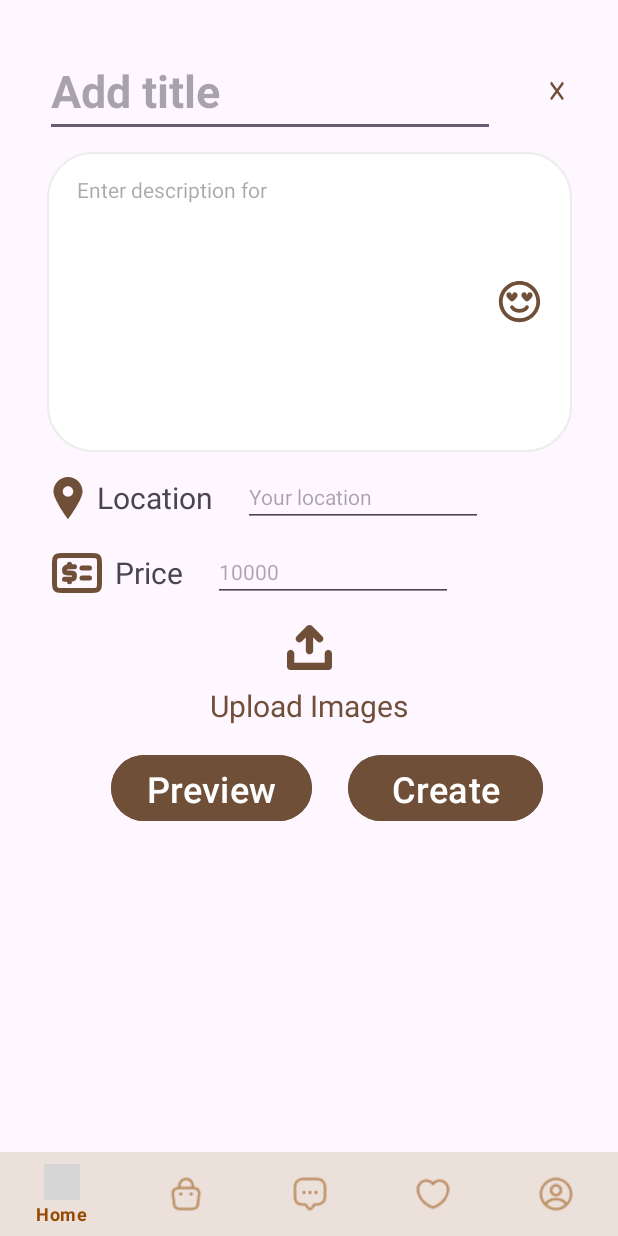
After one commit to tranthanhthuy0905/Be.Loved, an Android app: the CreateItem screen opened directly, with no data from a screen before it, on a phone screen of 412 x 824 dp. The commit adds this screen. Run offline under Robolectric (Android 15) with nearby library versions, the phone set to English and light mode, and no system bars; grey boxes are pictures that could not be loaded.

Commit message:
Create new Product (up to Upload image)

```diff
--- a/app/src/main/AndroidManifest.xml
+++ b/app/src/main/AndroidManifest.xml
@@ -24,6 +24,9 @@
             android:name=".getStarted.SignIn"
             android:exported="false" />
         <activity
+            android:name=".product.CreateItem"
+            android:exported="false" />
+        <activity
             android:name=".MainActivity"
             android:exported="true">
             <intent-filter>
--- a/app/src/main/java/com/example/beloved/MainActivity.java
+++ b/app/src/main/java/com/example/beloved/MainActivity.java
@@ -15,6 +15,7 @@ import android.widget.TextView;
 
 import com.example.beloved.getStarted.SignIn;
 import com.example.beloved.getStarted.SignUp;
+import com.example.beloved.product.CreateItem;
 import com.google.android.material.snackbar.Snackbar;
 
 public class MainActivity extends AppCompatActivity {
--- /dev/null
+++ b/app/src/main/java/com/example/beloved/product/CreateItem.java
@@ -0,0 +1,72 @@
+package com.example.beloved.product;
+
+import android.app.Activity;
+import android.content.Context;
+import android.content.Intent;
+import android.net.Uri;
+import android.os.Bundle;
+import android.provider.MediaStore;
+import android.util.Log;
+import android.view.KeyEvent;
+import android.view.View;
+import android.view.inputmethod.EditorInfo;
+import android.view.inputmethod.InputMethodManager;
+import android.widget.EditText;
+import android.widget.ImageView;
+import android.widget.TextView;
+
+import androidx.annotation.Nullable;
+import androidx.appcompat.app.AppCompatActivity;
+
+import com.example.beloved.R;
+import com.example.beloved.getStarted.SignIn;
+import com.example.beloved.getStarted.SignUp;
+
+public class CreateItem extends AppCompatActivity {
+    private static final int PICK_IMAGE_REQUEST = 1;
+
+    private ImageView uploadImage;
+    private ImageView productImg;
+
+    private EditText priceInput;
+    @Override
+    protected void onCreate(Bundle savedInstanceState) {
+        super.onCreate(savedInstanceState);
+        setContentView(R.layout.create_item);
+
+        priceInput = (EditText) findViewById(R.id.priceInput);
+        priceInput.setOnKeyListener(new View.OnKeyListener() {
+            @Override
+            public boolean onKey(View v, int keyCode, KeyEvent event) {
+                if ((event.getAction() == KeyEvent.ACTION_DOWN) && (keyCode == KeyEvent.KEYCODE_ENTER)) {
+                    // Hide the keyboard
+                    InputMethodManager imm = (InputMethodManager) getSystemService(Context.INPUT_METHOD_SERVICE);
+                    imm.hideSoftInputFromWindow(v.getWindowToken(), 0);
+                    return true; // consume the event
+                }
+                return false; // allow other listeners to handle the event
+            }
+        });
+
+        uploadImage = (ImageView) findViewById(R.id.uploadImgIcon);
+        uploadImage.setOnClickListener(new View.OnClickListener() {
+            @Override
+            public void onClick(View v) {
+                Intent intent = new Intent(Intent.ACTION_PICK, MediaStore.Images.Media.EXTERNAL_CONTENT_URI);
+                intent.setType("image/*");
+                startActivityForResult(intent, PICK_IMAGE_REQUEST);
+            }
+        });
+    }
+    @Override
+    protected void onActivityResult(int requestCode, int resultCode, @Nullable Intent data) {
+        super.onActivityResult(requestCode, resultCode, data);
+
+        if (requestCode == PICK_IMAGE_REQUEST && resultCode == RESULT_OK && data != null) {
+            productImg = (ImageView) findViewById(R.id.productImg);
+            Uri selectedImageUri = data.getData();
+            productImg.setImageURI(selectedImageUri);
+            productImg.setVisibility(View.VISIBLE);
+        }
+    }
+}
--- /dev/null
+++ b/app/src/main/res/drawable/close.xml
@@ -0,0 +1,9 @@
+<vector xmlns:android="http://schemas.android.com/apk/res/android"
+    android:width="1436dp"
+    android:height="1054dp"
+    android:viewportWidth="1436"
+    android:viewportHeight="1054">
+  <path
+      android:fillColor="#FF000000"
+      android:pathData="M718.5,453.8l224,-224.3c20.4,-20.4 53.3,-20.4 73.6,0c20.4,20.4 20.4,53.3 0,73.6l-224,224.6l224,224c20.4,20.4 20.4,53.3 0,73.6c-20.4,20.4 -53.3,20.4 -73.6,0l-224,-224l-224.6,224c-20.4,20.4 -53.3,20.4 -73.6,0c-20.4,-20.4 -20.4,-53.3 0,-73.6l224,-224L420.4,303.2c-20.5,-20.4 -20.5,-53.3 -0.1,-73.6s53.3,-20.4 73.6,0l224.6,224V453.8z"/>
+</vector>
--- /dev/null
+++ b/app/src/main/res/drawable/emoji_icon.xml
@@ -0,0 +1,20 @@
+<vector xmlns:android="http://schemas.android.com/apk/res/android"
+    android:width="30dp"
+    android:height="30dp"
+    android:viewportWidth="24"
+    android:viewportHeight="24"
+    >
+  <path
+      android:pathData="M8.889,14.541C8.638,14.056 8.043,13.861 7.553,14.106C7.059,14.353 6.859,14.953 7.106,15.447C7.188,15.612 7.293,15.766 7.403,15.913C7.586,16.156 7.862,16.47 8.251,16.781C9.04,17.413 10.257,18 12,18C13.743,18 14.96,17.413 15.75,16.781C16.138,16.47 16.414,16.156 16.597,15.913C16.708,15.765 16.808,15.611 16.894,15.448C17.139,14.961 16.935,14.35 16.447,14.106C15.957,13.861 15.362,14.056 15.112,14.541C15.098,14.566 14.91,14.892 14.5,15.219C14.04,15.588 13.257,16 12,16C10.743,16 9.96,15.588 9.5,15.219C9.091,14.892 8.903,14.566 8.889,14.541Z"
+      android:fillColor="#704F38"/>
+  <path
+      android:pathData="M6.5,7C5,7 5,8.667 5,8.667C5,10 7.5,12 8,12C8.5,12 11,10 11,8.667C11,8.667 11,7 9.5,7C8,7 8,9 8,9C8,9 8,7 6.5,7Z"
+      android:fillColor="#704F38"/>
+  <path
+      android:pathData="M13,8.667C13,8.667 13,7 14.5,7C16,7 16,9 16,9C16,9 16,7 17.5,7C19,7 19,8.667 19,8.667C19,10 16.5,12 16,12C15.5,12 13,10 13,8.667Z"
+      android:fillColor="#704F38"/>
+  <path
+      android:pathData="M12,23C18.075,23 23,18.075 23,12C23,5.925 18.075,1 12,1C5.925,1 1,5.925 1,12C1,18.075 5.925,23 12,23ZM12,20.993C7.033,20.993 3.007,16.967 3.007,12C3.007,7.033 7.033,3.007 12,3.007C16.967,3.007 20.993,7.033 20.993,12C20.993,16.967 16.967,20.993 12,20.993Z"
+      android:fillColor="#704F38"
+      android:fillType="evenOdd"/>
+</vector>
--- /dev/null
+++ b/app/src/main/res/drawable/location_sign_svgrepo_com.xml
@@ -0,0 +1,9 @@
+<vector xmlns:android="http://schemas.android.com/apk/res/android"
+    android:width="800dp"
+    android:height="800dp"
+    android:viewportWidth="395.71"
+    android:viewportHeight="395.71">
+  <path
+      android:pathData="M197.85,0C122.13,0 60.53,61.61 60.53,137.33c0,72.89 124.59,243.18 129.9,250.39l4.95,6.74c0.58,0.79 1.5,1.25 2.47,1.25c0.99,0 1.9,-0.46 2.49,-1.25l4.95,-6.74c5.31,-7.21 129.9,-177.5 129.9,-250.39C335.18,61.61 273.57,0 197.85,0zM197.85,88.14c27.13,0 49.19,22.06 49.19,49.19c0,27.11 -22.06,49.19 -49.19,49.19c-27.11,0 -49.19,-22.08 -49.19,-49.19C148.66,110.2 170.73,88.14 197.85,88.14z"
+      android:fillColor="#704F38"/>
+</vector>
--- /dev/null
+++ b/app/src/main/res/drawable/price.xml
@@ -0,0 +1,13 @@
+<vector xmlns:android="http://schemas.android.com/apk/res/android"
+    android:width="800dp"
+    android:height="800dp"
+    android:viewportWidth="24"
+    android:viewportHeight="24">
+  <path
+      android:pathData="M14,14H17M14,10H17M9,9.5V8.5M9,9.5H11M9,9.5C7.201,9.5 7.002,9.932 7,10.833C6.998,11.733 7,12 9,12C11,12 11,12.205 11,13.167C11,13.889 11,14.5 9,14.5M9,14.5L9,15.5M9,14.5H7M6.2,19H17.8C18.92,19 19.48,19 19.908,18.782C20.284,18.59 20.59,18.284 20.782,17.908C21,17.48 21,16.92 21,15.8V8.2C21,7.08 21,6.52 20.782,6.092C20.59,5.716 20.284,5.41 19.908,5.218C19.48,5 18.92,5 17.8,5H6.2C5.08,5 4.52,5 4.092,5.218C3.716,5.41 3.41,5.716 3.218,6.092C3,6.52 3,7.08 3,8.2V15.8C3,16.92 3,17.48 3.218,17.908C3.41,18.284 3.716,18.59 4.092,18.782C4.52,19 5.08,19 6.2,19Z"
+      android:strokeLineJoin="round"
+      android:strokeWidth="2"
+      android:fillColor="#00000000"
+      android:strokeColor="#704F38"
+      android:strokeLineCap="round"/>
+</vector>
--- /dev/null
+++ b/app/src/main/res/drawable/upload.xml
@@ -0,0 +1,16 @@
+<vector xmlns:android="http://schemas.android.com/apk/res/android"
+    android:width="800dp"
+    android:height="800dp"
+    android:viewportWidth="374.12"
+    android:viewportHeight="374.12">
+  <path
+      android:strokeWidth="1"
+      android:pathData="M344.06,207.51c-16.57,0 -30,13.43 -30,30v76.61h-254v-76.61c0,-16.57 -13.43,-30 -30,-30c-16.57,0 -30,13.43 -30,30v106.61c0,16.57 13.43,30 30,30h314c16.57,0 30,-13.43 30,-30V237.51C374.06,220.94 360.63,207.51 344.06,207.51z"
+      android:fillColor="#704F38"
+      android:strokeColor="#704F38"/>
+  <path
+      android:strokeWidth="1"
+      android:pathData="M123.57,135.91l33.49,-33.49v111.78c0,16.57 13.43,30 30,30c16.57,0 30,-13.43 30,-30V102.43l33.49,33.49c5.86,5.86 13.53,8.79 21.21,8.79c7.68,0 15.35,-2.93 21.21,-8.79c11.72,-11.72 11.72,-30.71 0,-42.43L208.27,8.79c-11.72,-11.72 -30.71,-11.72 -42.43,0L81.14,93.49c-11.72,11.72 -11.72,30.71 0,42.43C92.86,147.63 111.86,147.63 123.57,135.91z"
+      android:fillColor="#704F38"
+      android:strokeColor="#704F38"/>
+</vector>
--- /dev/null
+++ b/app/src/main/res/layout/create_item.xml
@@ -0,0 +1,184 @@
+<?xml version="1.0" encoding="utf-8"?>
+<androidx.constraintlayout.widget.ConstraintLayout xmlns:android="http://schemas.android.com/apk/res/android"
+    xmlns:app="http://schemas.android.com/apk/res-auto"
+    xmlns:tools="http://schemas.android.com/tools"
+    android:layout_width="match_parent"
+    android:layout_height="match_parent"
+    android:backgroundTint="#4F2B2B">
+
+
+    <com.google.android.material.button.MaterialButton
+        android:id="@+id/closeBtn"
+        android:layout_width="20dp"
+        android:layout_height="20dp"
+        android:background="@drawable/close"
+        android:scaleType="fitCenter"
+        app:backgroundTint="@color/theme_color"
+        app:layout_constraintBottom_toBottomOf="@+id/addTitle"
+        app:layout_constraintEnd_toEndOf="parent"
+        app:layout_constraintStart_toEndOf="@+id/addTitle"
+        app:layout_constraintTop_toTopOf="@+id/addTitle" />
+
+    <include
+        android:id="@+id/navBar"
+        layout="@layout/nav_bar"
+        tools:layout_editor_absoluteX="0dp"
+        tools:layout_editor_absoluteY="20dp" />
+
+    <EditText
+        android:id="@+id/addTitle"
+        android:layout_width="300dp"
+        android:layout_height="wrap_content"
+        android:layout_marginStart="30dp"
+        android:layout_marginTop="30dp"
+        android:ems="10"
+        android:hint="Add title"
+        android:inputType="text"
+        android:textColor="@color/theme_color"
+        android:textSize="30sp"
+        android:textStyle="bold"
+        app:layout_constraintStart_toStartOf="parent"
+        app:layout_constraintTop_toTopOf="parent" />
+
+    <EditText
+        android:id="@+id/addDescription"
+        android:layout_width="350dp"
+        android:layout_height="200dp"
+        android:layout_marginTop="10dp"
+        android:background="@drawable/rounded_input"
+        android:drawableRight="@drawable/emoji_icon"
+        android:gravity="start|top"
+        android:hint="Enter description for "
+        android:inputType="text|textMultiLine"
+        android:paddingHorizontal="20dp"
+        android:paddingVertical="15dp"
+        android:textSize="14sp"
+        app:layout_constraintEnd_toEndOf="parent"
+        app:layout_constraintStart_toStartOf="parent"
+        app:layout_constraintTop_toBottomOf="@+id/addTitle" />
+
+    <ImageView
+        android:id="@+id/locationIcon"
+        android:layout_width="28dp"
+        android:layout_height="28dp"
+        android:src="@drawable/location_sign_svgrepo_com"
+        app:layout_constraintBottom_toBottomOf="@+id/location"
+        app:layout_constraintStart_toStartOf="@+id/addDescription"
+        app:layout_constraintTop_toTopOf="@+id/location" />
+
+    <TextView
+        android:id="@+id/location"
+        android:layout_width="wrap_content"
+        android:layout_height="wrap_content"
+        android:layout_marginStart="5dp"
+        android:text="Location"
+        android:textSize="20sp"
+        app:layout_constraintBottom_toBottomOf="@+id/locationInput"
+        app:layout_constraintStart_toEndOf="@+id/locationIcon"
+        app:layout_constraintTop_toTopOf="@+id/locationInput" />
+
+    <EditText
+        android:id="@+id/locationInput"
+        android:layout_width="wrap_content"
+        android:layout_height="wrap_content"
+        android:layout_marginStart="20dp"
+        android:layout_marginTop="10dp"
+        android:ems="10"
+        android:hint="Your location"
+        android:inputType="text"
+        android:textSize="14sp"
+        app:layout_constraintStart_toEndOf="@+id/location"
+        app:layout_constraintTop_toBottomOf="@+id/addDescription" />
+
+    <ImageView
+        android:id="@+id/priceIcon"
+        android:layout_width="40dp"
+        android:layout_height="40dp"
+        android:src="@drawable/price"
+        app:layout_constraintBottom_toBottomOf="@+id/price"
+        app:layout_constraintStart_toStartOf="@+id/locationIcon"
+        app:layout_constraintTop_toTopOf="@+id/price" />
+
+    <TextView
+        android:id="@+id/price"
+        android:layout_width="wrap_content"
+        android:layout_height="wrap_content"
+        android:layout_marginStart="5dp"
+        android:text="Price"
+        android:textSize="20sp"
+        app:layout_constraintBottom_toBottomOf="@+id/priceInput"
+        app:layout_constraintStart_toEndOf="@+id/priceIcon"
+        app:layout_constraintTop_toTopOf="@+id/priceInput" />
+
+    <EditText
+        android:id="@+id/priceInput"
+        android:layout_width="wrap_content"
+        android:layout_height="wrap_content"
+        android:layout_marginStart="20dp"
+        android:layout_marginTop="10dp"
+        android:ems="10"
+        android:hint="10000"
+        android:imeOptions="actionDone"
+        android:inputType="number"
+        android:textSize="14sp"
+        app:layout_constraintStart_toEndOf="@+id/price"
+        app:layout_constraintTop_toBottomOf="@+id/locationInput" />
+
+    <ImageView
+        android:id="@+id/uploadImgIcon"
+        android:layout_width="30dp"
+        android:layout_height="30dp"
+        android:layout_marginTop="15dp"
+        android:src="@drawable/upload"
+        app:layout_constraintEnd_toEndOf="parent"
+        app:layout_constraintStart_toStartOf="parent"
+        app:layout_constraintTop_toBottomOf="@+id/priceInput" />
+
+    <TextView
+        android:id="@+id/uploadImg"
+        android:layout_width="wrap_content"
+        android:layout_height="wrap_content"
+        android:layout_marginTop="10dp"
+        android:text="Upload Images"
+        android:textColor="@color/theme_color"
+        android:textSize="20sp"
+        app:layout_constraintEnd_toEndOf="parent"
+        app:layout_constraintStart_toStartOf="parent"
+        app:layout_constraintTop_toBottomOf="@+id/uploadImgIcon" />
+
+    <ImageView
+        android:id="@+id/productImg"
+        android:layout_width="100dp"
+        android:layout_height="100dp"
+        android:layout_marginTop="10dp"
+        android:scaleType="fitCenter"
+        android:src="@drawable/elegant_woman_posing_classic_suit"
+        android:visibility="gone"
+        app:layout_constraintEnd_toEndOf="parent"
+        app:layout_constraintStart_toStartOf="parent"
+        app:layout_constraintTop_toBottomOf="@+id/uploadImg" />
+
+    <Button
+        android:id="@+id/previewBtn"
+        android:layout_width="wrap_content"
+        android:layout_height="52dp"
+        android:layout_marginStart="50dp"
+        android:backgroundTint="@color/theme_color"
+        android:text="Preview"
+        android:textSize="24sp"
+        app:layout_constraintEnd_toStartOf="@+id/createBtn"
+        app:layout_constraintStart_toStartOf="parent"
+        app:layout_constraintTop_toTopOf="@+id/createBtn" />
+
+    <Button
+        android:id="@+id/createBtn"
+        android:layout_width="130dp"
+        android:layout_height="52dp"
+        android:layout_marginTop="15dp"
+        android:layout_marginEnd="50dp"
+        android:backgroundTint="@color/theme_color"
+        android:text="Create"
+        android:textSize="24sp"
+        app:layout_constraintEnd_toEndOf="parent"
+        app:layout_constraintTop_toBottomOf="@+id/productImg" />
+</androidx.constraintlayout.widget.ConstraintLayout>
--- a/app/src/main/res/layout/homepage.xml
+++ b/app/src/main/res/layout/homepage.xml
@@ -16,15 +16,6 @@
 <!--        />-->
     <include layout="@layout/product_layout"/>
 
-    <com.google.android.material.bottomnavigation.BottomNavigationView
-        android:id="@+id/bottom_navigation"
-        style="@style/Widget.App.BottomNavigationView"
-
-        android:layout_width="match_parent"
-        android:layout_height="56dp"
-        app:layout_constraintBottom_toBottomOf="parent"
-        app:layout_constraintEnd_toEndOf="parent"
-        app:layout_constraintStart_toStartOf="parent"
-        app:menu="@menu/bottom_navigation_menu" />
+    <include layout="@layout/nav_bar"/>
 
 </androidx.constraintlayout.widget.ConstraintLayout>
--- /dev/null
+++ b/app/src/main/res/layout/nav_bar.xml
@@ -0,0 +1,17 @@
+<?xml version="1.0" encoding="utf-8"?>
+<androidx.constraintlayout.widget.ConstraintLayout xmlns:android="http://schemas.android.com/apk/res/android"
+    android:layout_width="match_parent"
+    android:layout_height="match_parent"
+    xmlns:app="http://schemas.android.com/apk/res-auto">
+
+    <com.google.android.material.bottomnavigation.BottomNavigationView
+        android:id="@+id/bottom_navigation"
+        style="@style/Widget.App.BottomNavigationView"
+
+        android:layout_width="match_parent"
+        android:layout_height="56dp"
+        app:layout_constraintBottom_toBottomOf="parent"
+        app:layout_constraintEnd_toEndOf="parent"
+        app:layout_constraintStart_toStartOf="parent"
+        app:menu="@menu/bottom_navigation_menu" />
+</androidx.constraintlayout.widget.ConstraintLayout>
```
